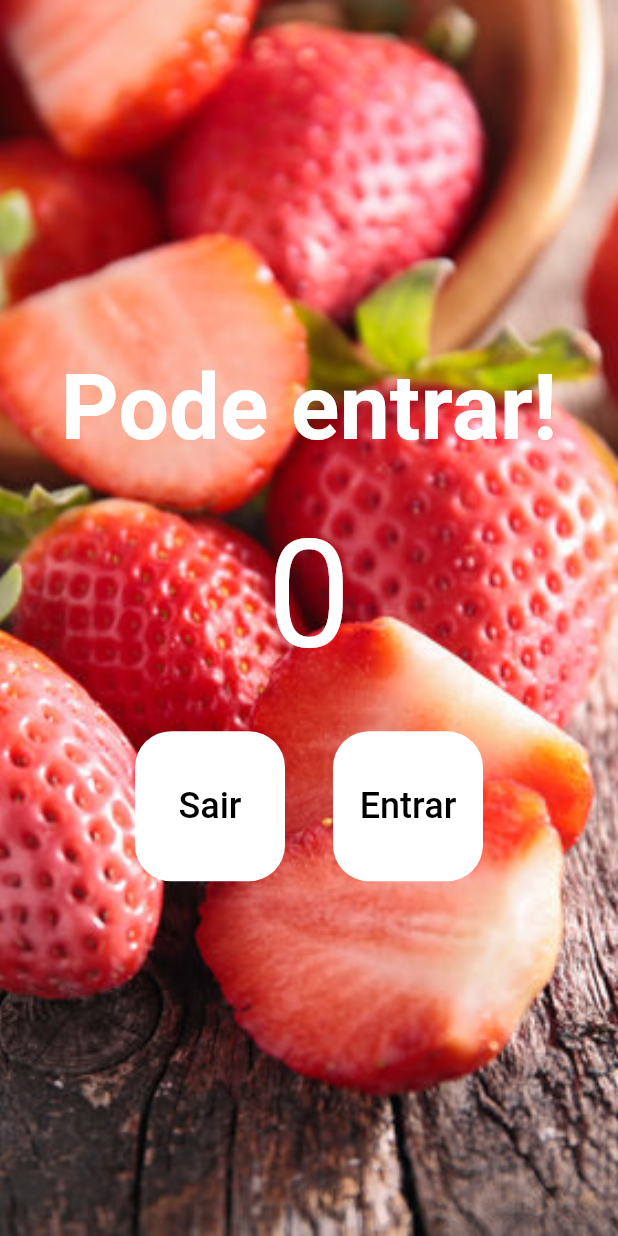
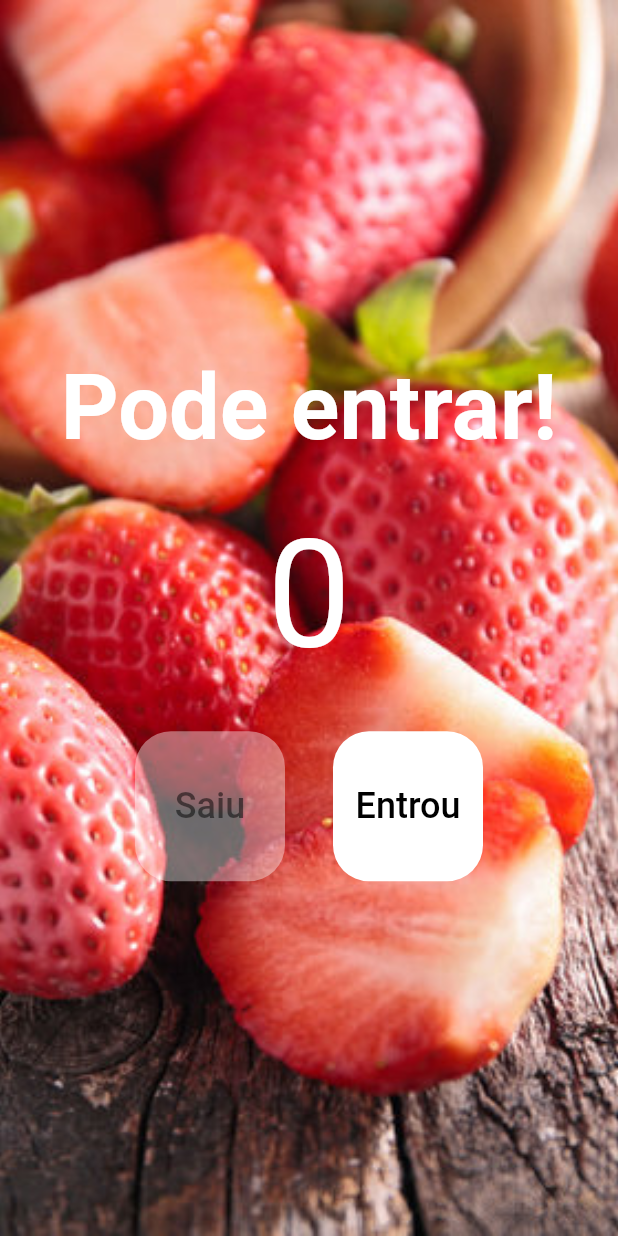
Before and after one commit to FelipeDias28/People-Counter, a Flutter app: the screen it shows after launch, on a phone screen of 412 x 824 dp. Run offline on Flutter 3.47's test engine with Material 2 defaults, Android fonts, the phone set to English and light mode, and no system bars.

```diff
--- a/lib/main.dart
+++ b/lib/main.dart
@@ -40,6 +40,9 @@ class _HomePageState extends State<HomePage> {
     });
   }
 
+  bool get isEmpty => count == 0;
+  bool get isFull => count == 3;
+
   @override
   Widget build(BuildContext context) {
     return Scaffold(
@@ -53,9 +56,9 @@ class _HomePageState extends State<HomePage> {
         child: Column(
           mainAxisAlignment: MainAxisAlignment.center,
           children: [
-            const Text(
-              "Pode entrar!",
-              style: TextStyle(
+            Text(
+              isFull ? "Lotado!!" : "Pode entrar!",
+              style: const TextStyle(
                 fontSize: 60,
                 color: Colors.white,
                 fontWeight: FontWeight.w700,
@@ -65,9 +68,9 @@ class _HomePageState extends State<HomePage> {
               padding: const EdgeInsets.all(32.0),
               child: Text(
                 "$count",
-                style: const TextStyle(
+                style: TextStyle(
                   fontSize: 100,
-                  color: Colors.white,
+                  color: isFull ? Colors.amberAccent.shade700 : Colors.white,
                 ),
               ),
             ),
@@ -75,44 +78,45 @@ class _HomePageState extends State<HomePage> {
               mainAxisAlignment: MainAxisAlignment.center,
               children: [
                 TextButton(
-                  onPressed: decrement,
+                  onPressed: isEmpty ? null : decrement,
                   style: TextButton.styleFrom(
-                    backgroundColor: Colors.white,
-                    fixedSize:
-                        const Size(100, 100), // Define largura e altura fixa
+                    backgroundColor:
+                        isEmpty ? Colors.white.withOpacity(0.4) : Colors.white,
+                    fixedSize: const Size(100, 100),
                     primary: Colors.black,
-                    // Deixar o botão arredondado
                     shape: RoundedRectangleBorder(
                       borderRadius: BorderRadius.circular(24),
                     ),
                   ),
-                  child: const Text(
-                    "Sair",
+                  child: Text(
+                    "Saiu",
                     style: TextStyle(
-                      color: Colors.black,
+                      color: isEmpty
+                          ? Colors.black.withOpacity(0.5)
+                          : Colors.black,
                       fontSize: 24,
                     ),
                   ),
                 ),
                 const SizedBox(
-                  // Widget invisível para separar os botões
                   width: 32.0,
                 ),
                 TextButton(
-                  onPressed: increment,
+                  onPressed: isFull ? null : increment,
                   style: TextButton.styleFrom(
-                    backgroundColor: Colors.white,
+                    backgroundColor:
+                        isFull ? Colors.white.withOpacity(0.4) : Colors.white,
                     fixedSize: const Size(100, 100),
-                    primary: Colors
-                        .black, // Dá uma tonalidade preta quando clica no botão
+                    primary: Colors.black,
                     shape: RoundedRectangleBorder(
                       borderRadius: BorderRadius.circular(24),
                     ),
                   ),
-                  child: const Text(
-                    "Entrar",
+                  child: Text(
+                    "Entrou",
                     style: TextStyle(
-                      color: Colors.black,
+                      color:
+                          isFull ? Colors.black.withOpacity(0.5) : Colors.black,
                       fontSize: 24,
                     ),
                   ),
```
Also changed, not shown: pubspec.yaml (+7 -0 lines), assets/icons/icon.png (added), pubspec.lock, 23 other files.
